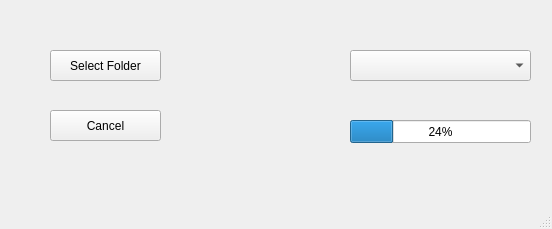
The window that src/main.ui (damian-git-99/recursive-files-copier) describes before a commit, drawn with Qt 5.
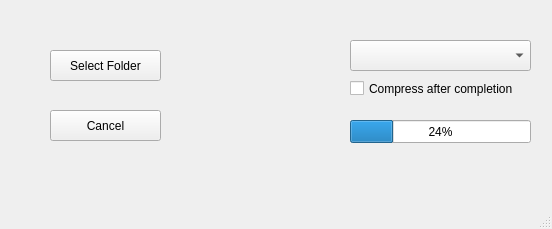
The same window after the commit.

Commit message: Add Feat compress feature

What changed in the file:
```diff
--- a/src/main.ui
+++ b/src/main.ui
@@ -30,7 +30,7 @@
     <property name="geometry">
      <rect>
       <x>350</x>
-      <y>50</y>
+      <y>40</y>
       <width>181</width>
       <height>31</height>
      </rect>
@@ -87,6 +87,19 @@
      <string>Cancel</string>
     </property>
    </widget>
+   <widget class="QCheckBox" name="compressCheckBox">
+    <property name="geometry">
+     <rect>
+      <x>350</x>
+      <y>80</y>
+      <width>181</width>
+      <height>17</height>
+     </rect>
+    </property>
+    <property name="text">
+     <string>Compress after completion</string>
+    </property>
+   </widget>
   </widget>
   <widget class="QMenuBar" name="menubar">
    <property name="geometry">
```
The commit also changes 5 other files.
